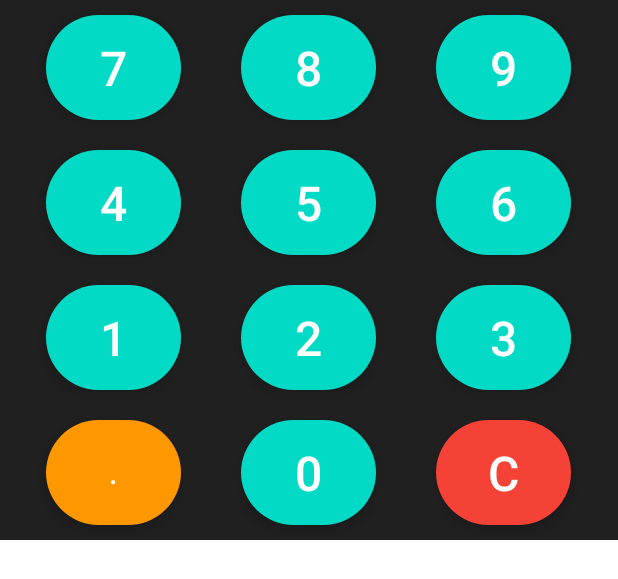
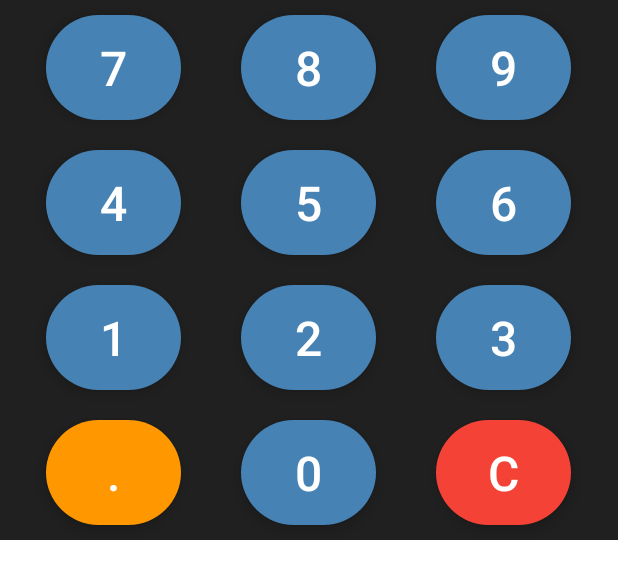
Before and after one commit to birdeyechili/prm392-unit-converter, an Android app: the layout numpad_decimal_layout.xml on its own in the app's theme, with its tools: preview values and no code run, on a phone screen of 412 x 824 dp. Shown: the top 579 px of the screen. Run offline under Robolectric (Android 15) with nearby library versions, the phone set to English and light mode, and no system bars.

Commit message:
improve button background color

```diff
--- a/app/src/main/res/layout/numpad_complex_layout.xml
+++ b/app/src/main/res/layout/numpad_complex_layout.xml
@@ -87,6 +87,7 @@
                 android:text="7"
                 android:textColor="@color/white"
                 android:textSize="32dp"
+                app:backgroundTint="#4682B4"
                 app:cornerRadius="36dp" />
 
             <com.google.android.material.button.MaterialButton
@@ -98,6 +99,7 @@
                 android:text="8"
                 android:textColor="@color/white"
                 android:textSize="32dp"
+                app:backgroundTint="#4682B4"
                 app:cornerRadius="36dp" />
 
             <com.google.android.material.button.MaterialButton
@@ -109,6 +111,7 @@
                 android:text="9"
                 android:textColor="@color/white"
                 android:textSize="32dp"
+                app:backgroundTint="#4682B4"
                 app:cornerRadius="36dp" />
 
             <com.google.android.material.button.MaterialButton
@@ -140,6 +143,7 @@
                 android:text="4"
                 android:textColor="@color/white"
                 android:textSize="32dp"
+                app:backgroundTint="#4682B4"
                 app:cornerRadius="36dp" />
 
             <com.google.android.material.button.MaterialButton
@@ -151,6 +155,7 @@
                 android:text="5"
                 android:textColor="@color/white"
                 android:textSize="32dp"
+                app:backgroundTint="#4682B4"
                 app:cornerRadius="36dp" />
 
             <com.google.android.material.button.MaterialButton
@@ -162,6 +167,7 @@
                 android:text="6"
                 android:textColor="@color/white"
                 android:textSize="32dp"
+                app:backgroundTint="#4682B4"
                 app:cornerRadius="36dp" />
 
             <com.google.android.material.button.MaterialButton
@@ -193,6 +199,7 @@
                 android:text="1"
                 android:textColor="@color/white"
                 android:textSize="32dp"
+                app:backgroundTint="#4682B4"
                 app:cornerRadius="36dp" />
 
             <com.google.android.material.button.MaterialButton
@@ -204,6 +211,7 @@
                 android:text="2"
                 android:textColor="@color/white"
                 android:textSize="32dp"
+                app:backgroundTint="#4682B4"
                 app:cornerRadius="36dp" />
 
             <com.google.android.material.button.MaterialButton
@@ -215,6 +223,7 @@
                 android:text="3"
                 android:textColor="@color/white"
                 android:textSize="32dp"
+                app:backgroundTint="#4682B4"
                 app:cornerRadius="36dp" />
 
             <com.google.android.material.button.MaterialButton
@@ -258,6 +267,7 @@
                 android:text="0"
                 android:textColor="@color/white"
                 android:textSize="32dp"
+                app:backgroundTint=" #4682B4"
                 app:cornerRadius="36dp" />
 
             <com.google.android.material.button.MaterialButton
@@ -269,6 +279,7 @@
                 android:text="."
                 android:textColor="@color/white"
                 android:textSize="32dp"
+                app:backgroundTint="#4682B4"
                 app:cornerRadius="36dp" />
 
             <com.google.android.material.button.MaterialButton
@@ -277,7 +288,7 @@
                 android:layout_width="72dp"
                 android:layout_height="72dp"
                 android:layout_margin="12dp"
-                android:backgroundTint="#006699"
+                android:backgroundTint="#228B22"
                 android:text="="
                 android:textColor="@color/white"
                 android:textSize="32dp"
--- a/app/src/main/res/layout/numpad_decimal_layout.xml
+++ b/app/src/main/res/layout/numpad_decimal_layout.xml
@@ -32,7 +32,9 @@
                 android:text="7"
                 android:textColor="@color/white"
                 android:textSize="32dp"
-                app:cornerRadius="35dp" />
+                app:cornerRadius="35dp"
+                app:backgroundTint="#4682B4"
+                />
 
             <com.google.android.material.button.MaterialButton
                 android:id="@+id/button_8"
@@ -44,7 +46,9 @@
                 android:text="8"
                 android:textColor="@color/white"
                 android:textSize="32dp"
-                app:cornerRadius="35dp" />
+                app:cornerRadius="35dp"
+                app:backgroundTint="#4682B4"
+                />
 
             <com.google.android.material.button.MaterialButton
                 android:id="@+id/button_9"
@@ -56,7 +60,9 @@
                 android:text="9"
                 android:textColor="@color/white"
                 android:textSize="32dp"
-                app:cornerRadius="35dp" />
+                app:cornerRadius="35dp"
+                app:backgroundTint="#4682B4"
+                />
 
         </LinearLayout>
 
@@ -76,7 +82,9 @@
                 android:text="4"
                 android:textColor="@color/white"
                 android:textSize="32dp"
-                app:cornerRadius="35dp" />
+                app:cornerRadius="35dp"
+                app:backgroundTint="#4682B4"
+                />
 
             <com.google.android.material.button.MaterialButton
                 android:id="@+id/button_5"
@@ -88,7 +96,9 @@
                 android:text="5"
                 android:textColor="@color/white"
                 android:textSize="32dp"
-                app:cornerRadius="35dp" />
+                app:cornerRadius="35dp"
+                app:backgroundTint="#4682B4"
+                />
 
             <com.google.android.material.button.MaterialButton
                 android:id="@+id/button_6"
@@ -100,7 +110,9 @@
                 android:text="6"
                 android:textColor="@color/white"
                 android:textSize="32dp"
-                app:cornerRadius="35dp" />
+                app:cornerRadius="35dp"
+                app:backgroundTint="#4682B4"
+                />
 
         </LinearLayout>
 
@@ -120,7 +132,9 @@
                 android:text="1"
                 android:textColor="@color/white"
                 android:textSize="32dp"
-                app:cornerRadius="35dp" />
+                app:cornerRadius="35dp"
+                app:backgroundTint="#4682B4"
+                />
 
             <com.google.android.material.button.MaterialButton
                 android:id="@+id/button_2"
@@ -132,7 +146,9 @@
                 android:text="2"
                 android:textColor="@color/white"
                 android:textSize="32dp"
-                app:cornerRadius="35dp" />
+                app:cornerRadius="35dp"
+                app:backgroundTint="#4682B4"
+                />
 
             <com.google.android.material.button.MaterialButton
                 android:id="@+id/button_3"
@@ -144,7 +160,9 @@
                 android:text="3"
                 android:textColor="@color/white"
                 android:textSize="32dp"
-                app:cornerRadius="35dp" />
+                app:cornerRadius="35dp"
+                app:backgroundTint="#4682B4"
+                />
 
         </LinearLayout>
 
@@ -163,7 +181,7 @@
                 android:layout_marginVertical="10dp"
                 android:text="."
                 android:textColor="@color/white"
-                android:textSize="20dp"
+                android:textSize="32dp"
                 app:backgroundTint="#FF9800"
                 app:cornerRadius="35dp" />
 
@@ -177,7 +195,9 @@
                 android:text="0"
                 android:textColor="@color/white"
                 android:textSize="32dp"
-                app:cornerRadius="35dp" />
+                app:cornerRadius="35dp"
+                app:backgroundTint="#4682B4"
+                />
 
             <com.google.android.material.button.MaterialButton
                 android:id="@+id/button_del"
```
